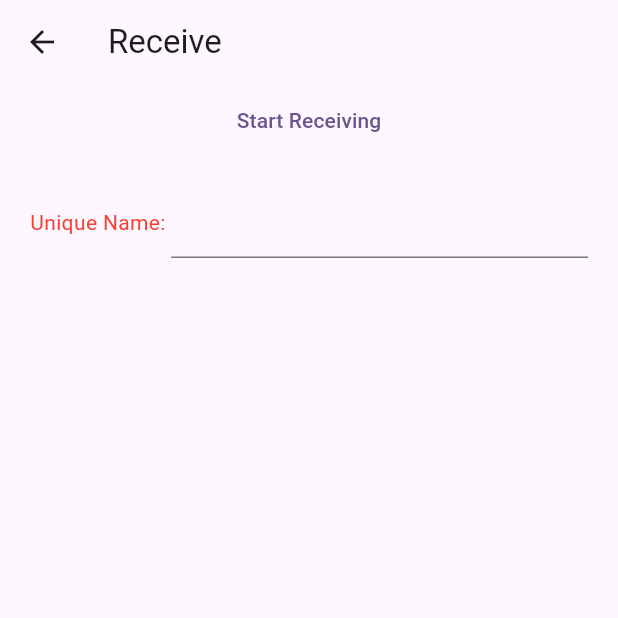
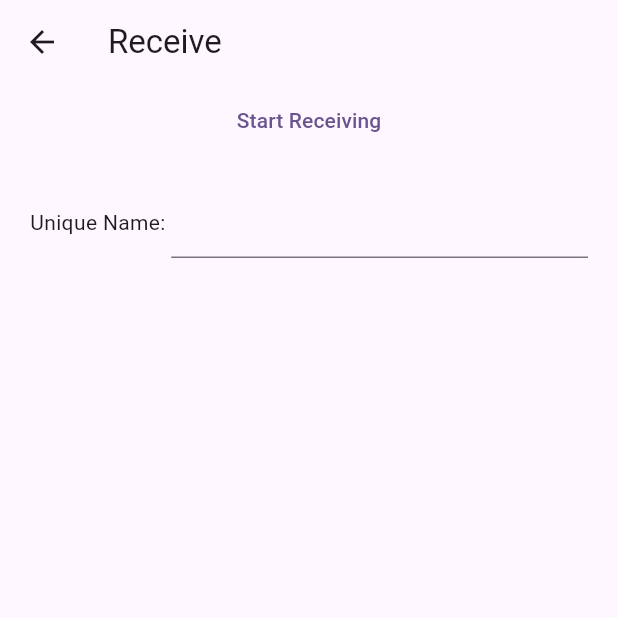
Before and after one commit to ash-hashtag/sharem, a Flutter app: the ReceiverPage screen opened directly, on a phone screen of 412 x 824 dp, the top half of it. Run offline on Flutter 3.47's test engine with Material 3 defaults, Android fonts, the phone set to English and light mode, and no system bars; our stand-ins replace file_picker, shared_preferences; missing offline and left inert: external_path, sharem_cli; accounts and stored records are empty; statements that could not run were skipped.

```diff
--- a/lib/components/receiver.dart
+++ b/lib/components/receiver.dart
@@ -153,7 +153,10 @@ class _ReceiverWidgetState extends State<ReceiverWidget> {
             await sink.close();
             await file.delete();
 
-            pendingRequest = null;
+            setState(() {
+              pendingRequest = null;
+              _progresses.clear();
+            });
           }
         },
         onFileShareRequest: (SharemFileShareRequest request) async {
@@ -239,7 +242,7 @@ class _ReceiverWidgetState extends State<ReceiverWidget> {
           padding: const EdgeInsets.all(20.0),
           child: Row(
             children: [
-              const Text("Unique Name: ", style: TextStyle(color: Colors.red)),
+              const Text("Unique Name: "),
               Expanded(
                 child: TextField(
                   enabled: !isReceiving,
```
Also changed, not shown: pubspec.yaml (+5 -3 lines), 14 other files.
